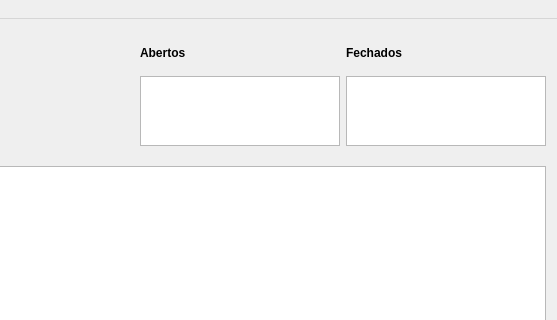
ruteee/SmartPath, file starpath.ui: the form before one commit; both pictures show x 599 to 1156 and y 0 to 320 of the 1156 by 485 pixel window.
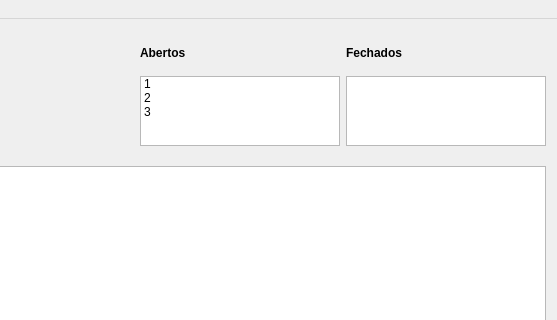
The form after the commit.

```diff
--- a/starpath.ui
+++ b/starpath.ui
@@ -506,6 +506,21 @@
               <height>70</height>
              </size>
             </property>
+            <item>
+             <property name="text">
+              <string>1</string>
+             </property>
+            </item>
+            <item>
+             <property name="text">
+              <string>2</string>
+             </property>
+            </item>
+            <item>
+             <property name="text">
+              <string>3</string>
+             </property>
+            </item>
            </widget>
           </item>
           <item row="0" column="1">
```
